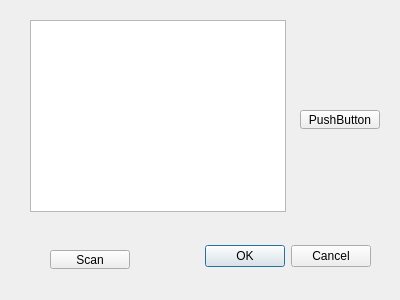
Zetaeta/BlueLED, file bluetoothdialog.ui: the form before one commit.
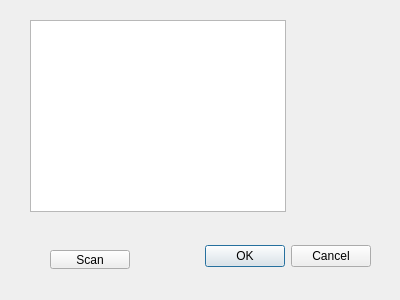
The form after the commit.

```diff
--- a/bluetoothdialog.ui
+++ b/bluetoothdialog.ui
@@ -52,19 +52,6 @@
     <string>Scan</string>
    </property>
   </widget>
-  <widget class="QPushButton" name="turnonButton">
-   <property name="geometry">
-    <rect>
-     <x>300</x>
-     <y>110</y>
-     <width>80</width>
-     <height>19</height>
-    </rect>
-   </property>
-   <property name="text">
-    <string>PushButton</string>
-   </property>
-  </widget>
  </widget>
  <resources/>
  <connections>
```
